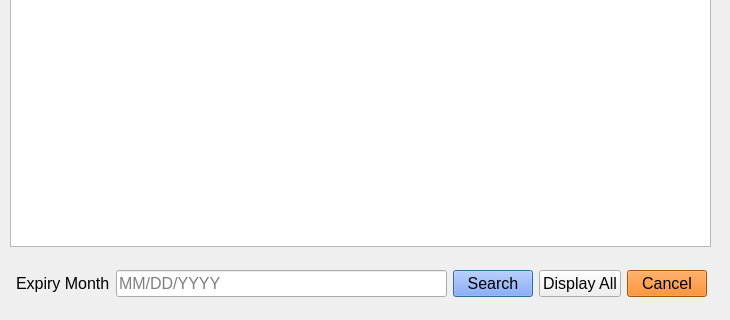
Above: membershipexpiry.ui from max9001/Bulk-Club-Project before the change; both pictures show x 0 to 730 and y 274 to 594 of the 730 by 594 pixel window. Below: the same form after it.
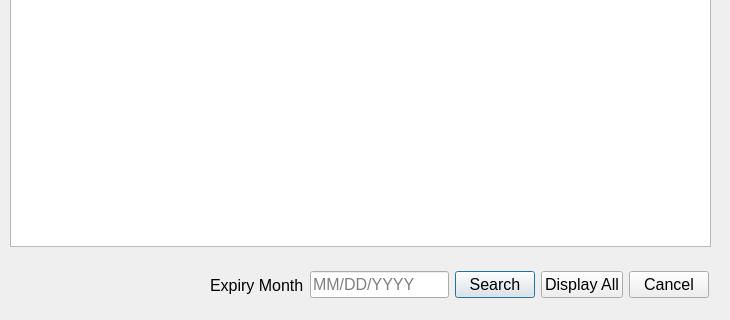
That is the form after the change.

Patch:
```diff
--- a/membershipexpiry.ui
+++ b/membershipexpiry.ui
@@ -26,10 +26,10 @@
   <widget class="QWidget" name="layoutWidget">
    <property name="geometry">
     <rect>
-     <x>16</x>
+     <x>210</x>
      <y>540</y>
-     <width>691</width>
-     <height>35</height>
+     <width>499</width>
+     <height>38</height>
     </rect>
    </property>
    <layout class="QHBoxLayout" name="horizontalLayout">
@@ -68,7 +68,7 @@
        </font>
       </property>
       <property name="styleSheet">
-       <string notr="true">background-color: rgb(105, 146, 255)</string>
+       <string notr="true"/>
       </property>
       <property name="text">
        <string>Search</string>
@@ -95,7 +95,7 @@
        </font>
       </property>
       <property name="styleSheet">
-       <string notr="true">background-color: rgb(241, 115, 0)</string>
+       <string notr="true"/>
       </property>
       <property name="text">
        <string>Cancel</string>
```
